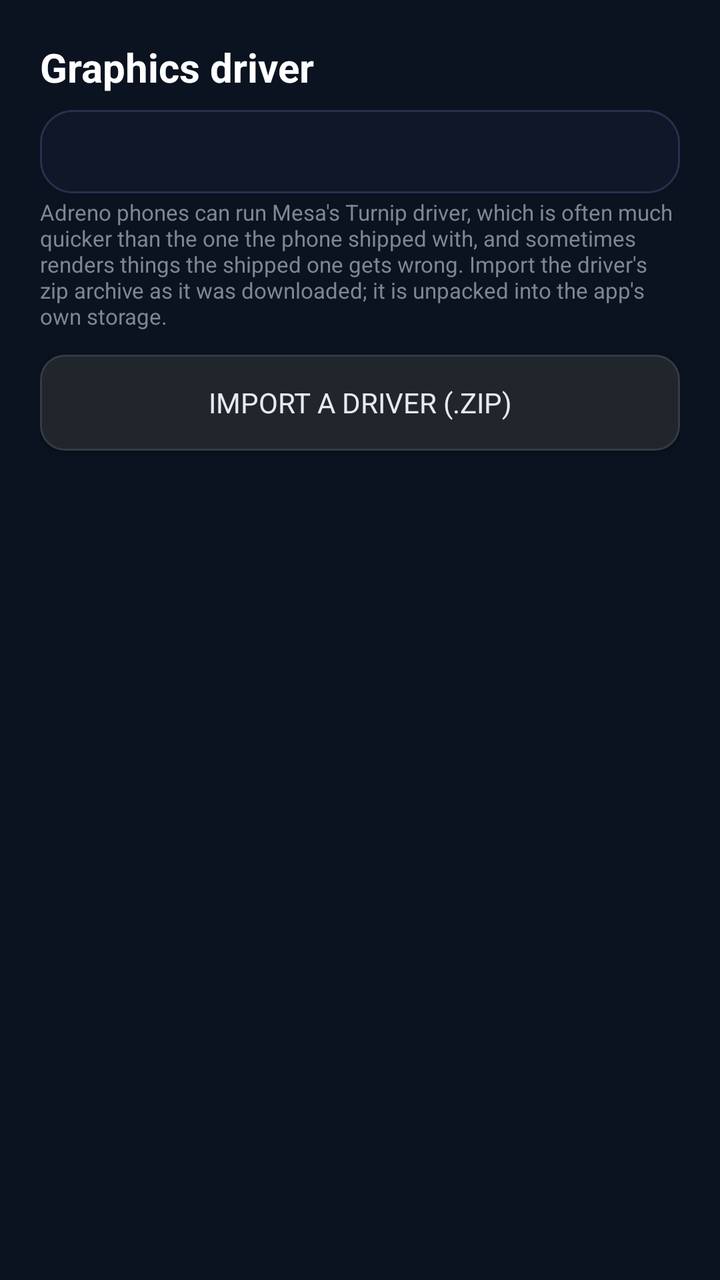
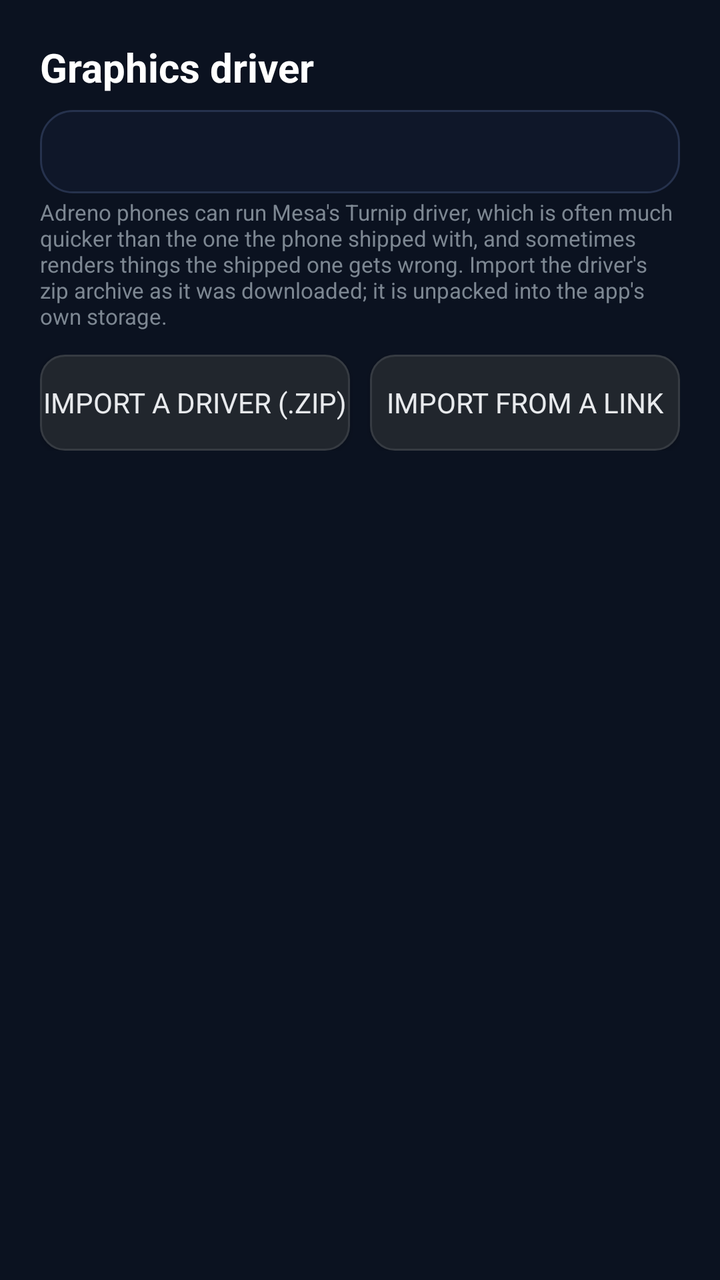

Before-and-after screenshots of an Android layout around one commit, followed by the original layout XML and the change that was made.
<!-- AndroidManifest.xml: application theme Theme.MW2 -->
<!-- res/layout/activity_driver.xml -->
<?xml version="1.0" encoding="utf-8"?>
<LinearLayout xmlns:android="http://schemas.android.com/apk/res/android"
    android:layout_width="match_parent"
    android:layout_height="match_parent"
    android:orientation="vertical"
    android:background="#0B1220"
    android:padding="20dp">

    <TextView
        android:layout_width="match_parent"
        android:layout_height="wrap_content"
        android:text="@string/graphics_driver"
        android:textColor="#FFFFFF"
        android:textSize="20sp"
        android:textStyle="bold" />

    <TextView
        android:id="@+id/driver_current"
        android:layout_width="match_parent"
        android:layout_height="wrap_content"
        android:layout_marginTop="8dp"
        android:background="@drawable/bg_card"
        android:padding="12dp"
        android:textColor="#C8D0D8"
        android:textSize="13sp" />

    <TextView
        style="@style/SettingHint"
        android:layout_width="match_parent"
        android:layout_height="wrap_content"
        android:text="@string/driver_hint" />

    <Button
        android:id="@+id/import_driver"
        android:background="@drawable/bg_button_action"
        android:textColor="#E8EAED"
        android:layout_width="match_parent"
        android:layout_height="wrap_content"
        android:layout_marginTop="10dp"
        android:text="@string/import_driver" />

    <ListView
        android:id="@+id/driver_list"
        android:layout_width="match_parent"
        android:layout_height="0dp"
        android:layout_weight="1"
        android:layout_marginTop="12dp"
        android:divider="@android:color/transparent"
        android:dividerHeight="8dp" />
</LinearLayout>
<!-- resources referenced by this layout -->
<resources>
  <!-- drawable bg_button_action (drawable) -->
  <?xml version="1.0" encoding="utf-8"?>
  <ripple xmlns:android="http://schemas.android.com/apk/res/android"
      android:color="#484F58">
      <item>
          <shape android:shape="rectangle">
              <solid android:color="#21262D" />
              <corners android:radius="12dp" />
              <stroke
                  android:width="1dp"
                  android:color="#363B42" />
          </shape>
      </item>
  </ripple>
  <!-- drawable bg_card (drawable) -->
  <?xml version="1.0" encoding="utf-8"?>
  <shape xmlns:android="http://schemas.android.com/apk/res/android"
      android:shape="rectangle">
      <solid android:color="#0F1729" />
      <corners android:radius="16dp" />
      <stroke
          android:width="1dp"
          android:color="#26324D" />
  </shape>
  <string name="driver_hint">Adreno phones can run Mesa\'s Turnip driver, which is often much quicker than the one the phone shipped with, and sometimes renders things the shipped one gets wrong. Import the driver\'s zip archive as it was downloaded; it is unpacked into the app\'s own storage.</string>
  <string name="graphics_driver">Graphics driver</string>
  <string name="import_driver">Import a driver (.zip)</string>
  <style name="SettingHint">
          <item name="android:textDirection">locale</item>
          <item name="android:paddingTop">2dp</item>
          <item name="android:paddingBottom">2dp</item>
          <item name="android:textColor">#7D8792</item>
          <item name="android:textSize">11sp</item>
      </style>
  <style name="Theme.MW2" parent="Theme.AppCompat.NoActionBar">
          <item name="android:fontFamily">sans-serif</item>
          <item name="android:windowBackground">#0B0E12</item>
          <item name="colorPrimary">#1B2129</item>
          <item name="colorPrimaryDark">#0B0E12</item>
          <item name="colorAccent">#FF7A1A</item>
          <item name="android:textColorPrimary">#F0F3F6</item>
          <item name="android:textColorSecondary">#9AA5B1</item>
          <item name="android:textViewStyle">@style/LocaleText</item>
          <item name="radioButtonStyle">@style/LocaleRadioButton</item>
          <item name="checkboxStyle">@style/LocaleCheckBox</item>
          <item name="switchStyle">@style/LocaleSwitch</item>
      </style>
  <style name="LocaleText" parent="@android:style/Widget.TextView">
          <item name="android:textDirection">locale</item>
      </style>
  <style name="LocaleRadioButton" parent="Widget.AppCompat.CompoundButton.RadioButton">
          <item name="android:textDirection">locale</item>
      </style>
  <style name="LocaleCheckBox" parent="Widget.AppCompat.CompoundButton.CheckBox">
          <item name="android:textDirection">locale</item>
      </style>
  <style name="LocaleSwitch" parent="Widget.AppCompat.CompoundButton.Switch">
          <item name="android:textDirection">locale</item>
      </style>
</resources>

<!-- the commit's change to res/layout/activity_driver.xml (unified diff, before → after) -->
@@ -30,14 +30,31 @@
         android:layout_height="wrap_content"
         android:text="@string/driver_hint" />
 
-    <Button
-        android:id="@+id/import_driver"
-        android:background="@drawable/bg_button_action"
-        android:textColor="#E8EAED"
+    <LinearLayout
         android:layout_width="match_parent"
         android:layout_height="wrap_content"
         android:layout_marginTop="10dp"
-        android:text="@string/import_driver" />
+        android:orientation="horizontal">
+
+        <Button
+            android:id="@+id/import_driver"
+            android:background="@drawable/bg_button_action"
+            android:textColor="#E8EAED"
+            android:layout_width="0dp"
+            android:layout_height="wrap_content"
+            android:layout_weight="1"
+            android:text="@string/import_driver" />
+
+        <Button
+            android:id="@+id/import_driver_link"
+            android:background="@drawable/bg_button_action"
+            android:textColor="#E8EAED"
+            android:layout_width="0dp"
+            android:layout_height="wrap_content"
+            android:layout_weight="1"
+            android:layout_marginStart="10dp"
+            android:text="@string/import_driver_link" />
+    </LinearLayout>
 
     <ListView
         android:id="@+id/driver_list"
<!-- resource entries referenced after the edit -->
@@ -27,6 +27,7 @@
   <string name="driver_hint">Adreno phones can run Mesa\'s Turnip driver, which is often much quicker than the one the phone shipped with, and sometimes renders things the shipped one gets wrong. Import the driver\'s zip archive as it was downloaded; it is unpacked into the app\'s own storage.</string>
   <string name="graphics_driver">Graphics driver</string>
   <string name="import_driver">Import a driver (.zip)</string>
+  <string name="import_driver_link">Import from a link</string>
   <style name="SettingHint">
           <item name="android:textDirection">locale</item>
           <item name="android:paddingTop">2dp</item>
